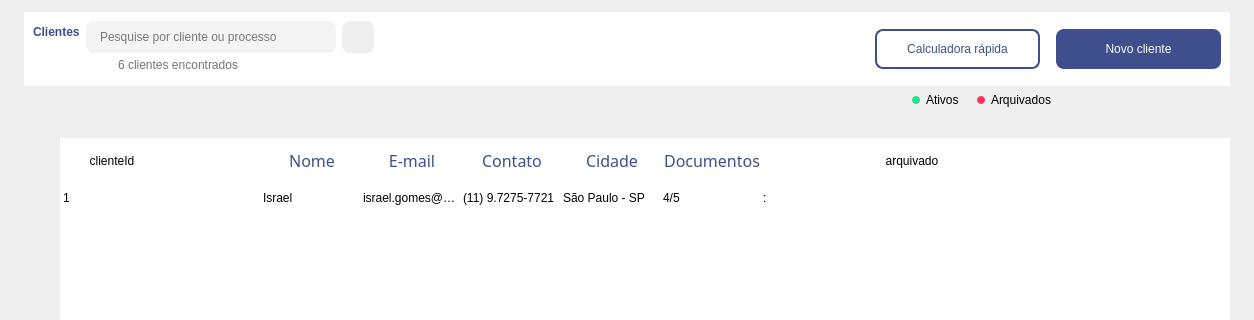
Before: the Qt Designer form Design/UI/newListaClientes.ui in newprev/PrevCliente, drawn with Qt 5; both pictures show x 0 to 1254 and y 0 to 320 of the 1254 by 480 pixel window.
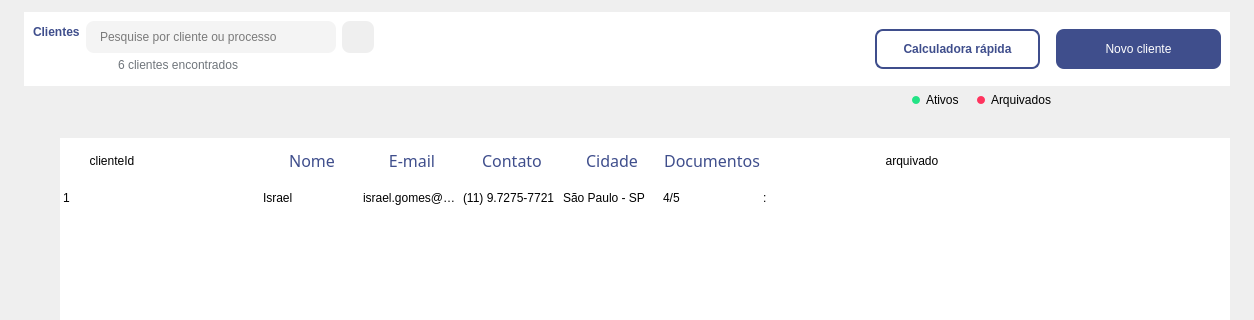
After: the same form once the commit is applied. Icons and pictures are not drawn.

Diff of the .ui file:
```diff
--- a/Design/UI/newListaClientes.ui
+++ b/Design/UI/newListaClientes.ui
@@ -116,6 +116,7 @@
 
 	font: 12pt &quot;Avenir LT Std&quot;;
 	color: #3F4E8C;
+	font-weight: 750;
 	
 	padding: 8px;
 }
```
